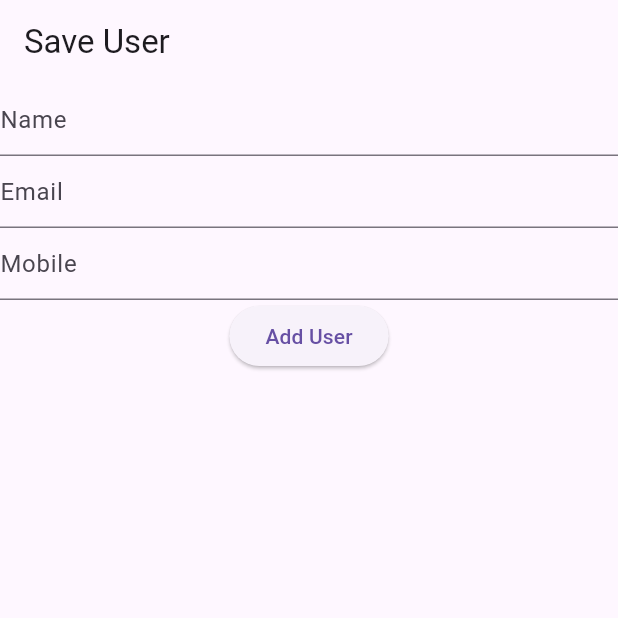
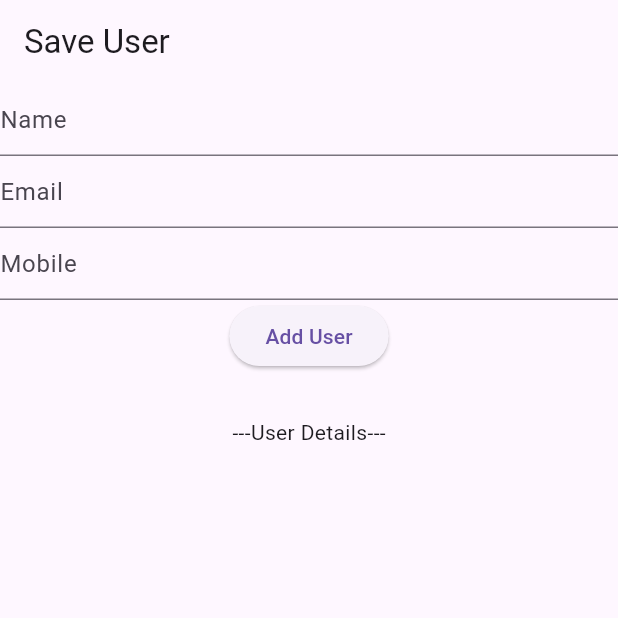
Before and after one commit to asiripr/simple-user-info-firestore, a Flutter app: the screen it shows after launch, after a tap on "Add User", on a phone screen of 412 x 824 dp, the top half of it. Run offline on Flutter 3.47's test engine with Material 3 defaults, Android fonts, the phone set to English and light mode, and no system bars; our stand-ins replace cloud_firestore, firebase_core; accounts and stored records are empty.

Commit message:
I added the READ part for this app

```diff
--- a/lib/save_client.dart
+++ b/lib/save_client.dart
@@ -32,6 +32,8 @@ class SaveClient extends StatelessWidget {
               hintText: "Mobile"
             ),
           ),
+          // ---------------------------------------------------------------------------
+          // ** C ** create part
           ElevatedButton(
             onPressed: (){
               CollectionReference collRef = FirebaseFirestore.instance.collection('user');
@@ -40,8 +42,42 @@ class SaveClient extends StatelessWidget {
                 'email':emailController.text,
                 'mobile':mobileController.text
               });
+              nameController.clear();
+              emailController.clear();
+              mobileController.clear();
             },
-            child: const Text("Add User"))
+            child: const Text("Add User")
+          ),
+          // ---------------------------------------------------------------------------
+          // ** R ** read part
+          const SizedBox(height: 30,),
+          const Text("---User Details---"),
+          StreamBuilder(
+            stream: FirebaseFirestore.instance.collection('user').snapshots(),
+            builder: (context,snapshot){
+              List<Row> userWidgets = [];
+              if (snapshot.hasData) {
+                final users = snapshot.data?.docs.reversed.toList();
+                for (var user in users!) {
+                  final userWidget = Row(
+                    mainAxisAlignment: MainAxisAlignment.spaceBetween,
+                    children: [
+                      Text(user['name']),
+                      Text(user['email']),
+                      Text(user['mobile']),
+                    ],
+                  );
+                  userWidgets.add(userWidget);
+                }
+              }
+              return Expanded(
+                child: ListView(
+                  children: userWidgets,
+                ),
+              );
+            }
+          )
+
         ],
       ),
     );
```
Also changed, not shown: 1 other file.
